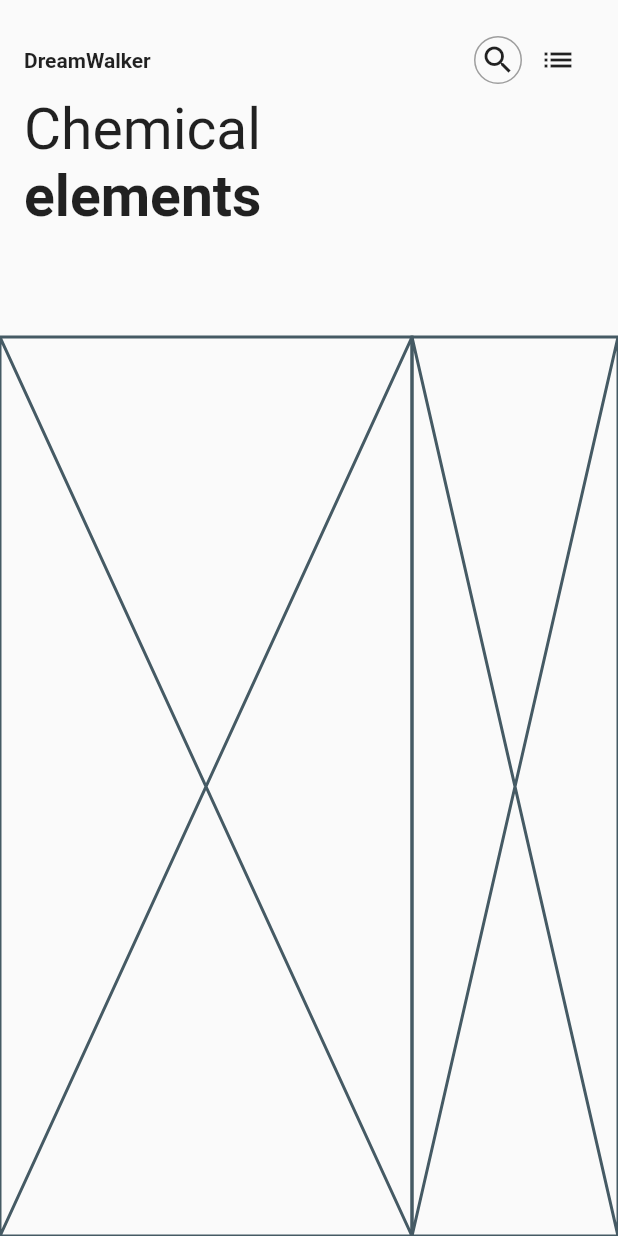
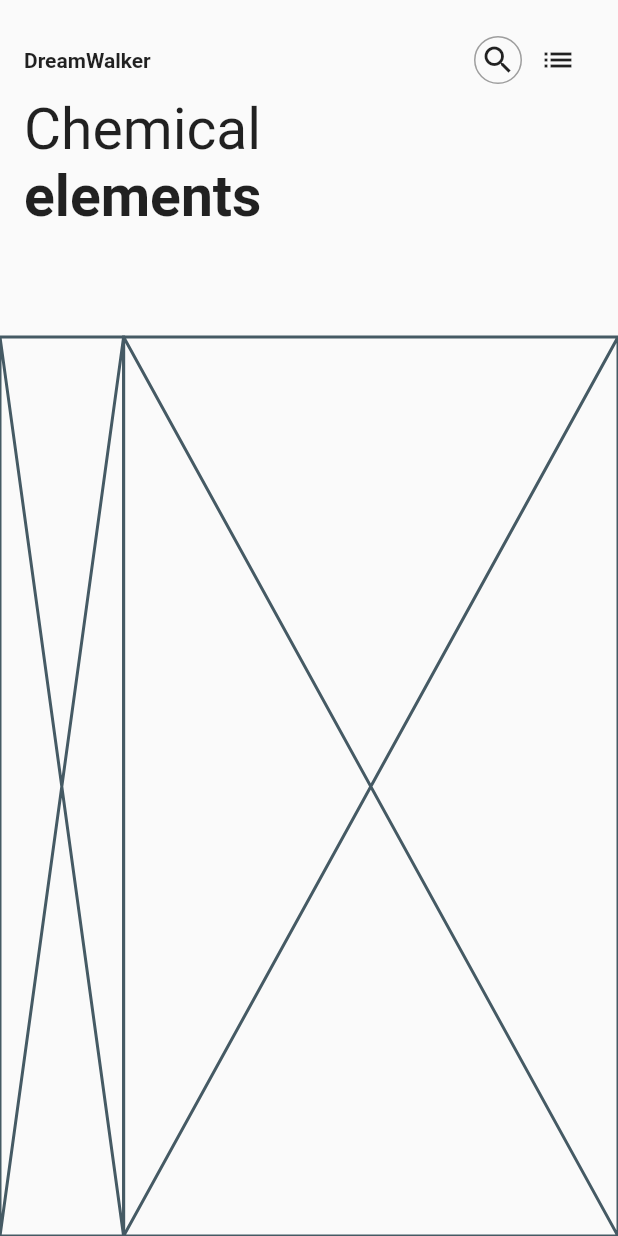
Before and after one commit to JAICHANGPARK/flutter_notebook_8th_story, a Flutter app: the screen it shows after launch, on a phone screen of 412 x 824 dp. Run offline on Flutter 3.47's test engine with Material 2 defaults, Android fonts, the phone set to English and light mode, and no system bars.

Commit message:
Update element_main_page.dart

```diff
--- a/lib/ep551_element_app/element_main_page.dart
+++ b/lib/ep551_element_app/element_main_page.dart
@@ -68,7 +68,9 @@ class _ElementMainPageState extends State<ElementMainPage> {
                 Expanded(
                     flex: 2,
                     child: Placeholder()),
-                Expanded(child: Placeholder()),
+                Expanded(
+                    flex: 8,
+                    child: Placeholder()),
               ],
             )),
           ],
```
